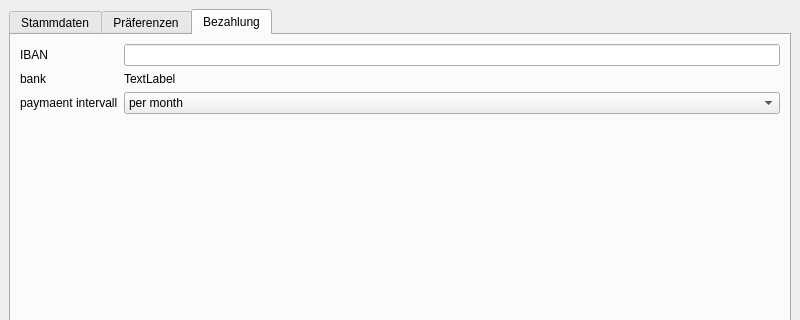
The window that PR8/mainwindow.ui (RaufasertapetenEnjoyer/MMI-_und_GUI_Programmierung) describes before a commit, drawn with Qt 5; both pictures show x 0 to 800 and y 0 to 320 of the 800 by 600 pixel window.
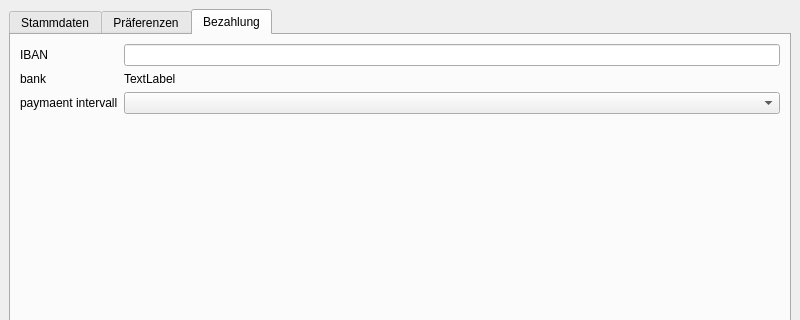
The same window after the commit. The open tabs and pages were chosen to show the change.

Commit message: Alles fertig, Wireframe fehlt

What changed in the file:
```diff
--- a/PR8/mainwindow.ui
+++ b/PR8/mainwindow.ui
@@ -204,19 +204,12 @@
           </item>
           <item row="2" column="1">
            <widget class="QComboBox" name="paymentIntervallCBox">
+            <property name="editable">
+             <bool>false</bool>
+            </property>
             <property name="currentText">
-             <string>per month</string>
+             <string/>
             </property>
-            <item>
-             <property name="text">
-              <string>per month</string>
-             </property>
-            </item>
-            <item>
-             <property name="text">
-              <string>per year</string>
-             </property>
-            </item>
            </widget>
           </item>
          </layout>
```
Left out of the diff: 20 changed lines with no effect on the pictures. The commit also changes 2 other files.
